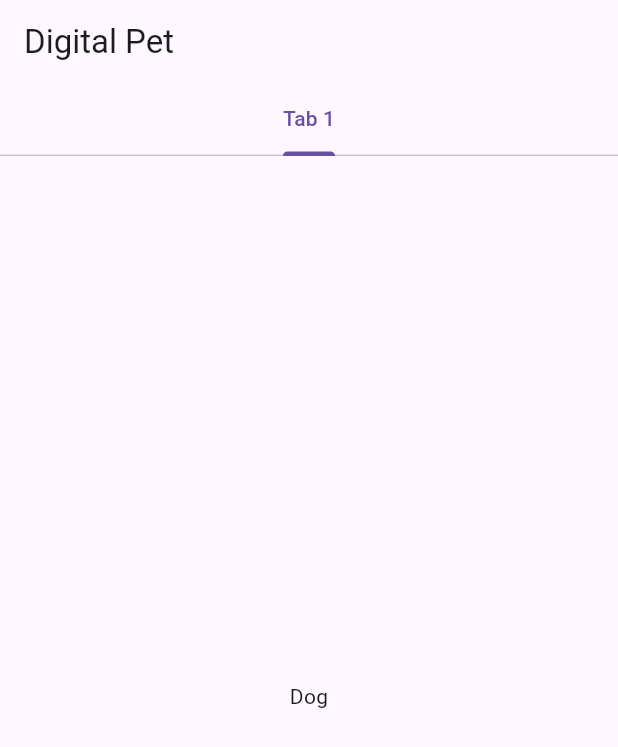
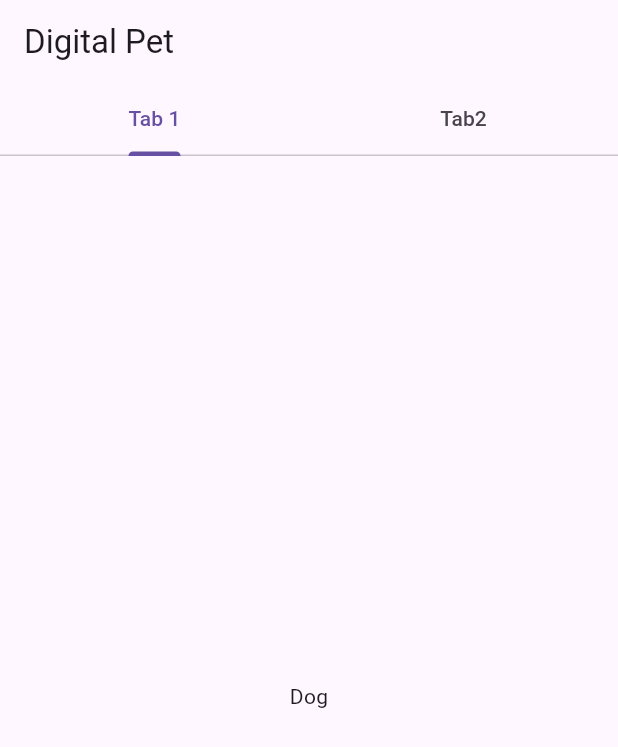
Before and after one commit to nikhilgoud003/digital_pet_app, a Flutter app: the screen it shows after launch, on a phone screen of 412 x 824 dp. Shown: the top 747 px of the screen. Run offline on Flutter 3.47's test engine with Material 3 defaults, Android fonts, the phone set to English and light mode, and no system bars.

Commit message:
Implemented cat feature to digital pet

```diff
--- a/lib/main.dart
+++ b/lib/main.dart
@@ -9,7 +9,7 @@ class MyApp extends StatelessWidget {
   Widget build(BuildContext context) {
     return MaterialApp(
       home: DefaultTabController(
-        length: 1,
+        length: 2,
         child: _TabsNonScrollableDemo(),
       ),
     );
@@ -41,7 +41,7 @@ class __TabsNonScrollableDemoState extends State<_TabsNonScrollableDemo>
     super.initState();
     _tabController = TabController(
       initialIndex: 0,
-      length: 1,
+      length: 2,
       vsync: this,
     );
     _tabController.addListener(() {
@@ -61,7 +61,7 @@ class __TabsNonScrollableDemoState extends State<_TabsNonScrollableDemo>
   @override
   Widget build(BuildContext context) {
 // For the ToDo task hint: consider defining the widget and name of the tabs here
-    final tabs = ['Tab 1'];
+    final tabs = ['Tab 1', 'Tab2'];
 
     return Scaffold(
       appBar: AppBar(
@@ -82,6 +82,9 @@ class __TabsNonScrollableDemoState extends State<_TabsNonScrollableDemo>
         children: [
           Center(
             child: Text('Dog'),
+          ),
+          Center(
+            child: Text('Cat'),
           )
         ],
       ),
```
